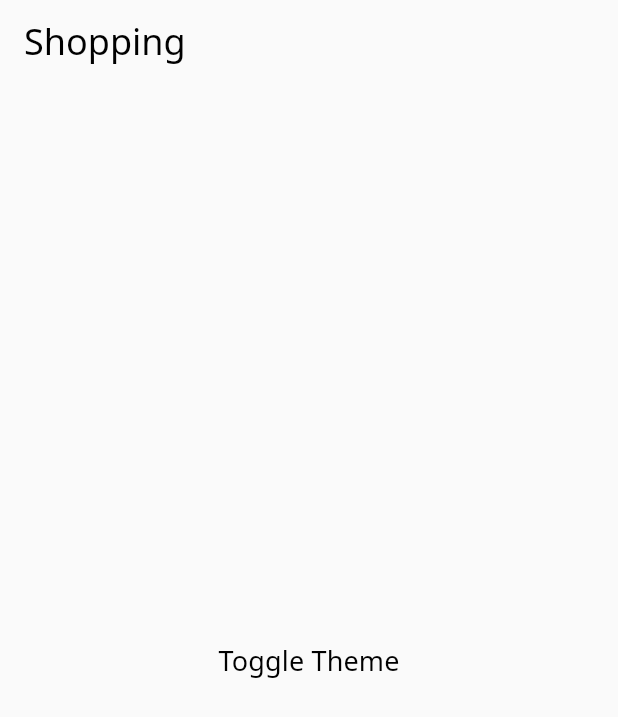
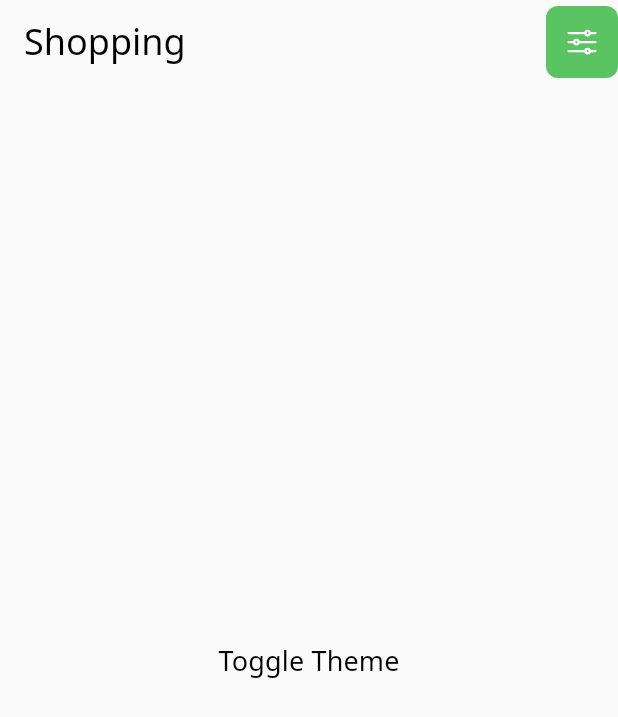
Before and after one commit to AlanKangD/flutter_UI, a Flutter app: the screen it shows after launch, on a phone screen of 412 x 824 dp. Shown: the top 717 px of the screen. Run offline on Flutter 3.47's test engine with Material 3 defaults, Android fonts, the phone set to English and light mode, and no system bars; our stand-ins replace flutter_svg.

Commit message:
버튼 클릭 이벤트 규현

```diff
--- a/lib/src/view/shopping/shopping_view.dart
+++ b/lib/src/view/shopping/shopping_view.dart
@@ -1,5 +1,6 @@
 import 'package:flutter/material.dart';
 import 'package:house_of_tomorrow/src/service/theme_service.dart';
+import 'package:house_of_tomorrow/theme/component/button/button.dart';
 import 'package:house_of_tomorrow/util/lang/generated/l10n.dart';
 import 'package:provider/provider.dart';
 
@@ -11,6 +12,13 @@ class ShoppingView extends StatelessWidget {
     return Scaffold(
       appBar: AppBar(
         title: Text(S.current.shopping),
+        actions: [
+          // 설정 버튼
+          Button(
+            icon: 'option',
+            onPressed: () {},
+          )
+        ],
       ),
       body: Center(
         child: TextButton(
--- a/lib/theme/component/button/button.dart
+++ b/lib/theme/component/button/button.dart
@@ -1,5 +1,6 @@
 import 'package:flutter/material.dart';
 import 'package:house_of_tomorrow/src/service/theme_service.dart';
+import 'package:house_of_tomorrow/theme/component/asset_icon.dart';
 
 part 'button_size.dart';
 part 'button_type.dart';
@@ -75,8 +76,59 @@ class _ButtonState extends State<Button> {
         widget.borderColor,
       );
 
+  // 버튼 클릭 이벤트
+  void onPressed(bool newIsPressed) {
+    if (isPressed == newIsPressed) return;
+    setState(() {
+      isPressed = newIsPressed;
+    });
+  }
+
   @override
   Widget build(BuildContext context) {
-    return Container();
+    return GestureDetector(
+      // Click event
+      onTapUp: (details) {
+        print("onTapUp");
+        onPressed(false);
+      },
+      onTapDown: (details) {
+        print("onTapdown");
+        onPressed(true);
+      },
+      child: Container(
+        width: widget.width,
+        decoration: BoxDecoration(
+          color: backgroundColor,
+          borderRadius: BorderRadius.circular(8),
+          border: border,
+        ),
+        padding: EdgeInsets.all(widget.size.padding),
+        child: Row(
+          mainAxisSize: MainAxisSize.min,
+          mainAxisAlignment: MainAxisAlignment.center,
+          children: [
+            // incon
+            if (widget.icon != null)
+              AssetIcon(
+                widget.icon!,
+                color: color,
+              ),
+            // Gap
+            if (widget.icon != null && widget.text != null)
+              const SizedBox(width: 8),
+            // Text
+            if (widget.text != null)
+              Text(
+                widget.text!,
+                style: widget.size.getTextStyle(context).copyWith(
+                      color: color,
+                      fontWeight: context.typo.semiBold,
+                    ),
+              )
+          ],
+        ),
+      ),
+    );
   }
 }
```
